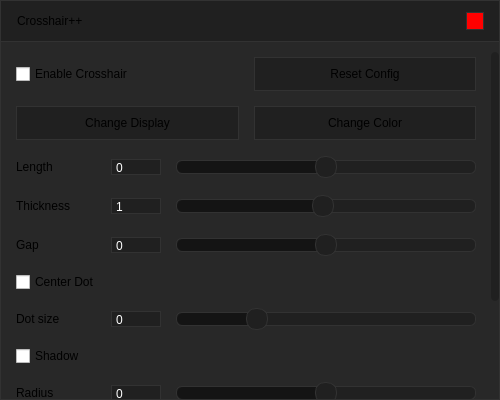
Drumba08/crosshairpp, file resources/preset.ui: the form before one commit.
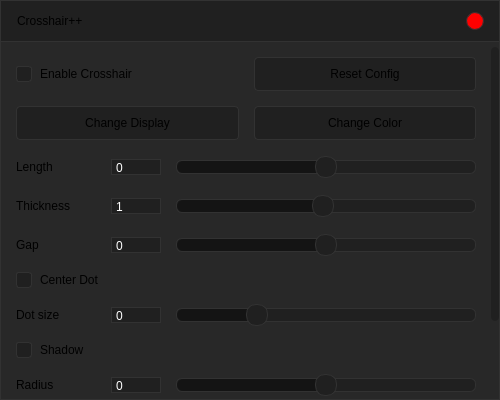
The form after the commit.

Commit message: add checkbox style

Patch:
```diff
--- a/resources/preset.ui
+++ b/resources/preset.ui
@@ -47,6 +47,7 @@
 
 #i_exit {
 	background-color: red;
+	border-radius: 9px;
 }
 
 QSlider {
@@ -94,6 +95,7 @@
 
 QPushButton {
 	border: 1px solid rgb(50, 50, 50);
+	border-radius: 4px;
 	background-color: rgb(32, 32, 32);
 	height: 32px;
 }
@@ -111,8 +113,8 @@
     width: 8px;
     margin: 0px;
 
-	padding-top: 10px;
-	padding-bottom: 25px
+	padding-top: 5px;
+	padding-bottom: 5px;
 }
 
 QScrollBar::handle:vertical {
@@ -151,6 +153,32 @@
 	height: 22px;
 	padding: 2px;
 }
+
+QCheckBox {
+    spacing: 8px;
+}
+
+QCheckBox::indicator {
+	width: 14px;
+	height: 14px;
+	border: 1px solid rgb(50, 50, 50);
+	background-color: rgb(32, 32, 32);
+	border-radius: 3px
+}
+
+QCheckBox::indicator:checked {
+    background-color: rgb(85, 255, 127);
+	border: 1px solid rgb(50, 50, 50);
+}
+
+QCheckBox::indicator:hover {
+    background-color: rgb(40, 40, 40);
+	border: 1px solid rgb(50, 50, 50);
+}
+
+QCheckBox::indicator:checked:hover {
+    background-color: rgb(135, 255, 163);
+}
 </string>
   </property>
   <layout class="QGridLayout" name="gridLayout">
@@ -300,9 +328,9 @@
          <property name="geometry">
           <rect>
            <x>0</x>
-           <y>-120</y>
+           <y>0</y>
            <width>490</width>
-           <height>488</height>
+           <height>480</height>
           </rect>
          </property>
          <property name="styleSheet">
```
